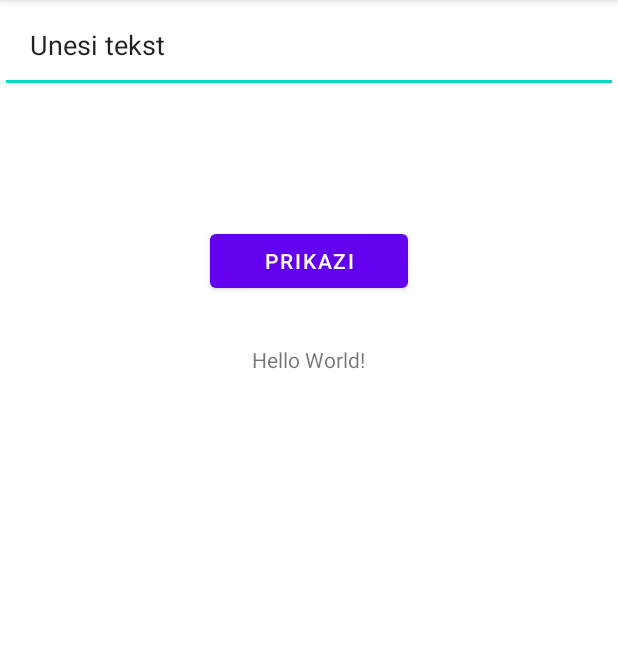
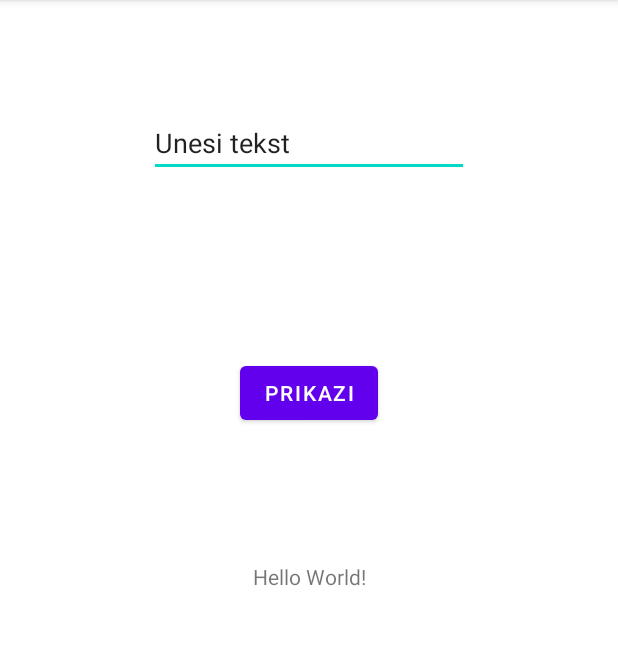
Before and after one commit to acato2/RMA-Cinaeste, an Android app: the screen it shows after launch (MainActivity), on a phone screen of 412 x 824 dp, the part 84-729 px from its top. Run offline under Robolectric (Android 15) with nearby library versions, the light colour scheme and no system bars.

```diff
--- a/app/src/main/res/layout/activity_main.xml
+++ b/app/src/main/res/layout/activity_main.xml
@@ -1,35 +1,49 @@
 <?xml version="1.0" encoding="utf-8"?>
-<RelativeLayout xmlns:android="http://schemas.android.com/apk/res/android"
+<androidx.constraintlayout.widget.ConstraintLayout xmlns:android="http://schemas.android.com/apk/res/android"
     xmlns:app="http://schemas.android.com/apk/res-auto"
     xmlns:tools="http://schemas.android.com/tools"
     android:layout_width="match_parent"
     android:layout_height="match_parent"
-    android:orientation="vertical"
     tools:context=".MainActivity">
-
-    <EditText
-        android:id="@+id/editText1"
-        android:layout_width="match_parent"
-        android:layout_height="62dp"
-        android:ems="10"
-        android:inputType="textPersonName"
-        android:padding="20dp"
-        android:text="Unesi tekst" />
-
-    <Button
-        android:id="@+id/button1"
-        android:layout_width="132dp"
-        android:layout_height="wrap_content"
-        android:layout_centerHorizontal="true"
-        android:layout_marginTop="150dp"
-        android:text="prikazi" />
 
     <TextView
         android:id="@+id/textView1"
         android:layout_width="wrap_content"
         android:layout_height="wrap_content"
-        android:layout_centerHorizontal="true"
-        android:layout_marginTop="230dp"
-        android:text="Hello World!" />
+        android:text="Hello World!"
+        app:layout_constraintBottom_toBottomOf="parent"
+        app:layout_constraintLeft_toLeftOf="parent"
+        app:layout_constraintRight_toRightOf="parent"
+        app:layout_constraintTop_toTopOf="parent" />
 
-</RelativeLayout>
+    <EditText
+        android:id="@+id/editText1"
+        android:layout_width="wrap_content"
+        android:layout_height="wrap_content"
+        android:layout_marginStart="16dp"
+        android:layout_marginTop="16dp"
+        android:layout_marginEnd="16dp"
+        android:layout_marginBottom="32dp"
+        android:ems="10"
+        android:inputType="textPersonName"
+        android:text="Unesi tekst"
+        app:layout_constraintBottom_toTopOf="@+id/button1"
+        app:layout_constraintEnd_toEndOf="parent"
+        app:layout_constraintStart_toStartOf="parent"
+        app:layout_constraintTop_toTopOf="parent" />
+
+    <Button
+        android:id="@+id/button1"
+        android:layout_width="wrap_content"
+        android:layout_height="wrap_content"
+        android:layout_marginStart="32dp"
+        android:layout_marginTop="32dp"
+        android:layout_marginEnd="32dp"
+        android:layout_marginBottom="32dp"
+        android:text="prikazi"
+        app:layout_constraintBottom_toTopOf="@+id/textView1"
+        app:layout_constraintEnd_toEndOf="parent"
+        app:layout_constraintStart_toStartOf="parent"
+        app:layout_constraintTop_toBottomOf="@+id/editText1" />
+
+</androidx.constraintlayout.widget.ConstraintLayout>
```
